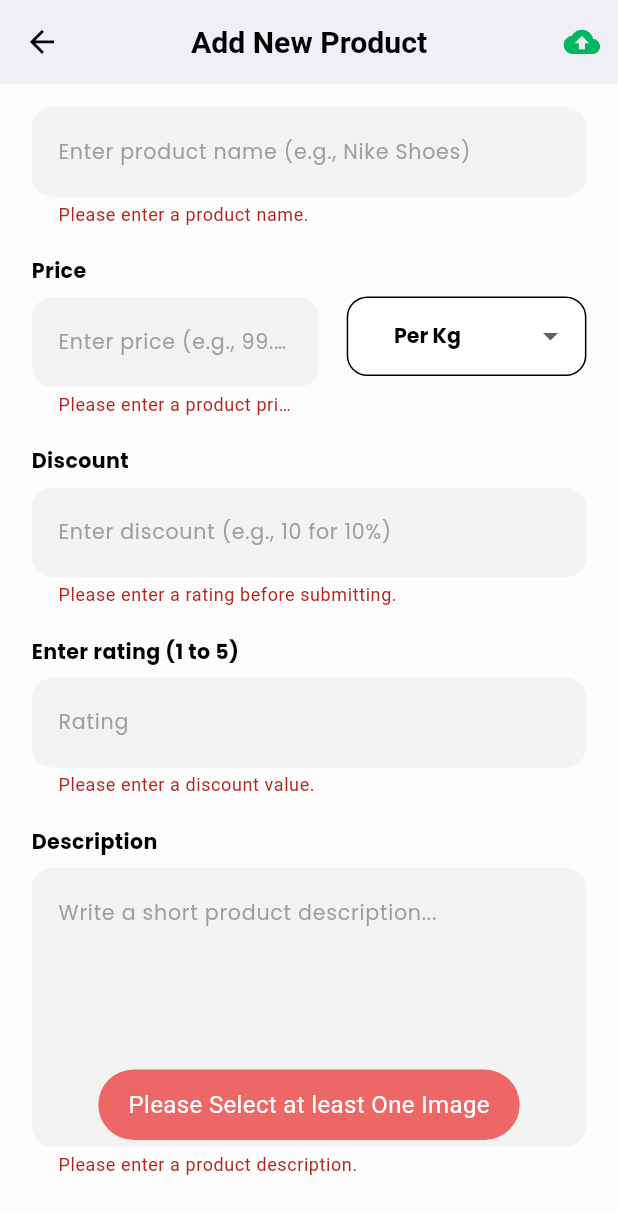
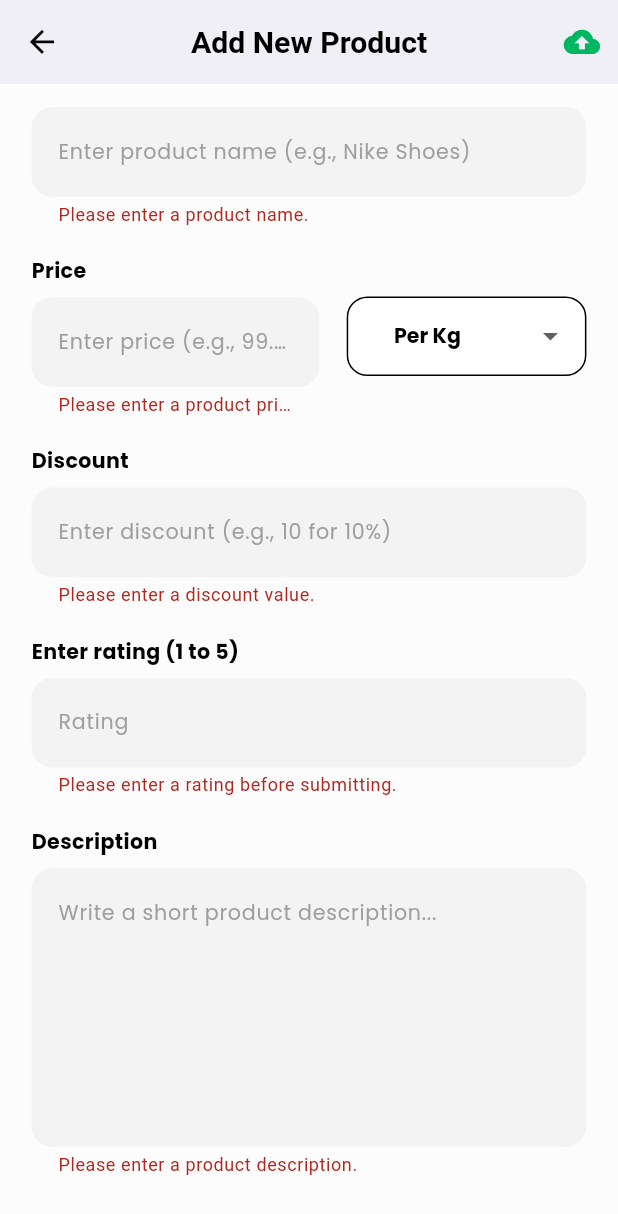
Before and after one commit to jasim506022/seller_apps, a Flutter app: the ManageProductForm screen opened directly with empty values, scrolled down 390 dp, after a tap on the "cloud upload" icon, on a phone screen of 412 x 824 dp. Shown: the top 1214 px of the screen. Run offline on Flutter 3.47's test engine with Material 3 defaults, Android fonts, the phone set to English and light mode, and no system bars; our stand-ins replace cached_network_image, card_swiper, cloud_firestore, connectivity_plus, fancy_shimmer_image, firebase_auth and 16 more; accounts and stored records are empty.

Commit message:
manage product

```diff
--- a/lib/controller/manage_product_controller.dart
+++ b/lib/controller/manage_product_controller.dart
@@ -52,7 +52,7 @@ class ManageProductController extends GetxController {
       // Indicate that product data has change
       hasProductsChanged(true);
     } catch (e) {
-      AppsFunction.flutterToast(msg: AppStrings.imageUploadFail);
+      AppsFunction.flutterToast(msg: AppStrings.imageUploadFailToast);
     }
   }
 
@@ -66,7 +66,7 @@ class ManageProductController extends GetxController {
   Future<void> saveProduct({required bool isUpdate}) async {
     // Ensure at least one image is selected before proceeding.
     if (selectedImagesList.isEmpty) {
-      AppsFunction.flutterToast(msg: AppStrings.selectOneImage);
+      AppsFunction.flutterToast(msg: AppStrings.selectOneImageToast);
       return;
     }
     loadingController.setLoading(true);
@@ -260,6 +260,7 @@ Flexibility: Use with both non-nullable (..) and nullable (?..) objects
 #:  List<XFile> newImages = selectedImagesList.whereType<XFile>().toList();
 #: ?. Understand Clear
 #: Different Between ?. !:
+#: double.tryParse
 #:
 imageList.removeWhere((image) => image is XFile);
     return imageList.cast<String>().toList();
--- a/lib/res/app_string.dart
+++ b/lib/res/app_string.dart
@@ -116,6 +116,11 @@ class AppStrings {
   static const String pleaseSelectPhotoToast = "Please Select a Photo";
   static const String validPhoneNumberToast =
       'Please enter a valid phone number';
+  static const String imageUploadFailToast =
+      "Image upload failed. Please try again.";
+  static const String selectOneImageToast = "Please Select at least One Image";
+  static const updateProductToastMessage = "Succesfully update a New Product";
+  static const uploadProductToastMessage = "Succesfully Upload a New Product";
 
   // 📌 Form Field Labels
   static const productNameLabel = 'Product Name';
@@ -331,10 +336,6 @@ class AppStrings {
   // dialog
 
   // Toast
-  static const imageUploadFail = "Image upload failed. Please try again.";
-  static const selectOneImage = "Please Select at least One Image";
-  static const updateProductToastMessage = "Succesfully update a New Product";
-  static const uploadProductToastMessage = "Succesfully Upload a New Product";
 
   static const deleteSuccessFully = "Delete Succesffully";
   static const userDoesntExit = "User Doesn't Exit";
--- a/lib/res/validator.dart
+++ b/lib/res/validator.dart
@@ -134,7 +134,7 @@ class Validators {
  if (value == null || value.trim().isEmpty) {
       return AppStrings.emptyEmail;
     }
-
+#: final price = double.tryParse(trimmedValue!);
 
 
 
--- a/lib/view/add_product/manage_product_page.dart
+++ b/lib/view/add_product/manage_product_page.dart
@@ -24,6 +24,7 @@ class _ManageProductPageState extends State<ManageProductPage> {
   /// `true` for edit mode, `false` for add mode.
   late bool isEditMode;
 
+  /// Controller for handling ManageProductController logic
   late final ManageProductController manageProductController;
 
   /// Stores the product being edited (only if in edit mode)
@@ -33,6 +34,8 @@ class _ManageProductPageState extends State<ManageProductPage> {
     // Retrieve arguments passed to the page
     final arguments = Get.arguments;
     isEditMode = arguments?[AppStrings.isUpdate] ?? false;
+
+    /// Get the `ManageProductController` instance for managing AddProduct.
     manageProductController = Get.find<ManageProductController>();
 
     // If in edit mode, initialize productModel with passed product details
--- a/lib/view/add_product/widget/grid_image_list_widget.dart
+++ b/lib/view/add_product/widget/grid_image_list_widget.dart
@@ -9,6 +9,7 @@ import '../../../res/apps_text_style.dart';
 import 'single_image_remove_widget.dart';
 
 /// A widget that displays a grid of selected product images with the ability to remove them.
+
 class GridImageListWidget extends StatelessWidget {
   const GridImageListWidget({
     super.key,
@@ -16,10 +17,14 @@ class GridImageListWidget extends StatelessWidget {
 
   @override
   Widget build(BuildContext context) {
+    /// Access the ManageProductController using GetX
+
     final ManageProductController manageProductController =
         Get.find<ManageProductController>();
     return Obx(() {
-      List<dynamic> images = manageProductController.selectedImagesList;
+      /// List of selected images
+
+      List<dynamic> selectedImages = manageProductController.selectedImagesList;
       return Container(
           height: 0.25.sh,
           width: 1.sw,
@@ -29,11 +34,18 @@ class GridImageListWidget extends StatelessWidget {
             borderRadius: BorderRadius.circular(15.r),
             border: Border.all(color: AppColors.green, width: 3.h),
           ),
-          child: images.isEmpty ? _buildEmptyState() : _buildImageGrid(images));
+
+          /// Show empty state if no images are selected, otherwise show the grid
+
+          child: selectedImages.isEmpty
+              ? _buildEmptyState()
+              : _buildImageGrid(selectedImages));
     });
   }
 
   /// **Displays an empty state when no images are selected.**
+  ///
+  /// - Shows a message in the center indicating that no images are selected.
   Widget _buildEmptyState() {
     return Center(
       child: Text(
@@ -53,7 +65,7 @@ class GridImageListWidget extends StatelessWidget {
         crossAxisSpacing: 15.w,
         mainAxisSpacing: 15.h,
       ),
-      itemBuilder: (context, index) => SingleImageRemove(index: index),
+      itemBuilder: (context, index) => SingleImageRemoveWidget(index: index),
     );
   }
 }
--- a/lib/view/add_product/widget/manage_product_form.dart
+++ b/lib/view/add_product/widget/manage_product_form.dart
@@ -35,11 +35,12 @@ class _ManageProductFormState extends State<ManageProductForm> {
   /// Form key for validation.
   final GlobalKey<FormState> _formKey = GlobalKey<FormState>();
 
-  /// Controller for managing product-related operations.
+  /// Controller for handling ManageProductController logic
   late final ManageProductController manageProductController;
 
   @override
   void initState() {
+    /// Get the `ManageProductController` instance for managing AddProduct.
     manageProductController = Get.find<ManageProductController>();
     super.initState();
   }
@@ -96,7 +97,7 @@ class _ManageProductFormState extends State<ManageProductForm> {
       actions: [
         IconButton(
             onPressed: () async {
-              if (_formKey.currentState!.validate()) return;
+              if (!_formKey.currentState!.validate()) return;
 
               NetworkUtils.executeWithInternetCheck(
                   action: () => manageProductController.saveProduct(
@@ -122,6 +123,7 @@ class _ManageProductFormState extends State<ManageProductForm> {
       key: _formKey,
       child: Column(
         children: [
+          /// Product Category Selection Dropdown
           CustomDropdownWidget(
             items: AppConstants.categories,
             value: manageProductController
@@ -133,16 +135,23 @@ class _ManageProductFormState extends State<ManageProductForm> {
             },
           ),
           AppsFunction.verticalSpacing(10),
+
+          /// Product Input Field
           CustomTextFormField(
               onChanged: (value) => manageProductController.trackInputChanges(),
               controller: manageProductController.nameController,
               label: AppStrings.productNameLabel,
               hintText: AppStrings.productNameHint,
               validator: Validators.validateProductName),
+
+          /// Price & Unit Selection Row
           Row(
+            mainAxisAlignment: MainAxisAlignment.center,
+            crossAxisAlignment: CrossAxisAlignment.center,
             children: [
               Expanded(
                 flex: 6,
+                //  Product Price Input Field
                 child: CustomTextFormField(
                     onChanged: (value) =>
                         manageProductController.trackInputChanges(),
@@ -153,6 +162,7 @@ class _ManageProductFormState extends State<ManageProductForm> {
                     textInputType: TextInputType.number),
               ),
               AppsFunction.horizontalSpacing(20),
+              // Product Unit Selection
               Expanded(
                   flex: 5,
                   child: CustomDropdownWidget(
@@ -167,20 +177,23 @@ class _ManageProductFormState extends State<ManageProductForm> {
                   )),
             ],
           ),
+          // Product Discount Input Field
           CustomTextFormField(
               onChanged: (value) => manageProductController.trackInputChanges(),
               controller: manageProductController.discountController,
               label: AppStrings.discountLabel,
               hintText: AppStrings.productDiscountHint,
-              validator: Validators.validateRating,
+              validator: Validators.validateDiscount,
               textInputType: TextInputType.number),
+          // Product Ratting Input Field
           CustomTextFormField(
               onChanged: (value) => manageProductController.trackInputChanges(),
               controller: manageProductController.ratingController,
               hintText: AppStrings.ratingLabel,
               label: AppStrings.productRatingHint,
-              validator: Validators.validateDiscount,
+              validator: Validators.validateRating,
               textInputType: TextInputType.number),
+          // Product Discription Input Field
           CustomTextFormField(
               onChanged: (value) => manageProductController.trackInputChanges(),
               controller: manageProductController.descriptionController,
@@ -194,3 +207,11 @@ class _ManageProductFormState extends State<ManageProductForm> {
     );
   }
 }
+
+/*
+ Row(
+            mainAxisAlignment: MainAxisAlignment.center,
+            crossAxisAlignment: CrossAxisAlignment.center
+            Understand
+            #:
+*/
```
Also changed, not shown: lib/view/add_product/widget/single_image_remove_widget.dart (+35 -15 lines).
